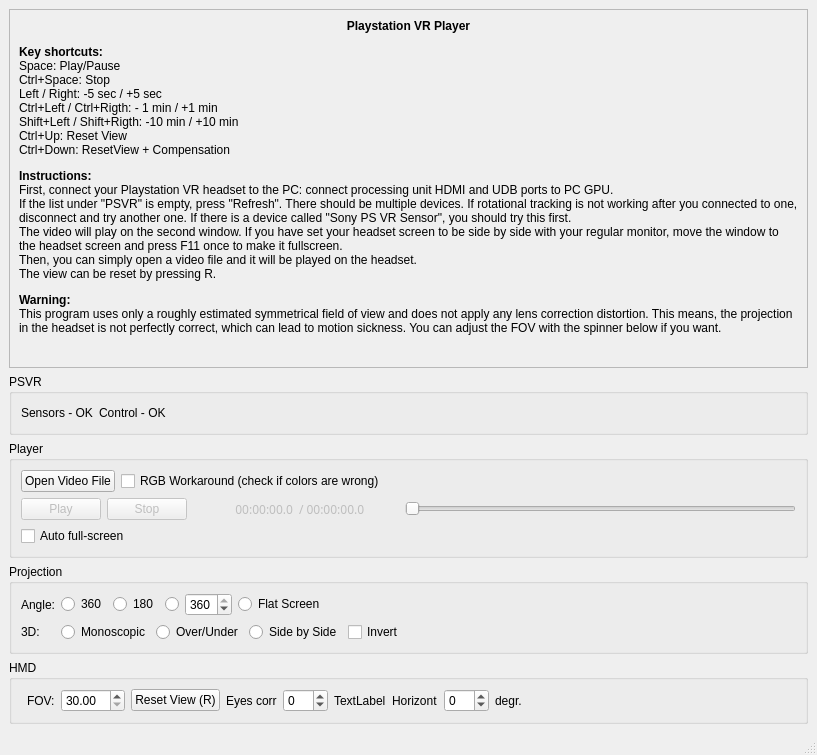
Old version of the form src/mainwindow.ui in the repository evgenykislov/psvr_player.
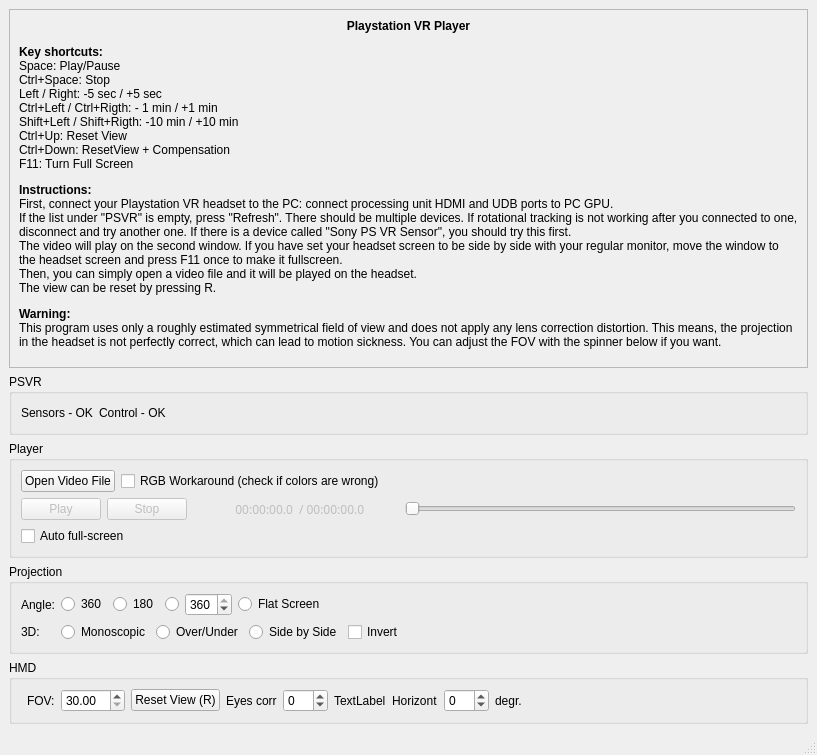
New version of the form.

Commit message: Fixes keyboard shortcuts using.

```diff
--- a/src/mainwindow.ui
+++ b/src/mainwindow.ui
@@ -26,7 +26,7 @@
          <x>0</x>
          <y>0</y>
          <width>783</width>
-         <height>454</height>
+         <height>472</height>
         </rect>
        </property>
        <layout class="QVBoxLayout" name="verticalLayout_4">
@@ -45,7 +45,7 @@
            <enum>QFrame::Plain</enum>
           </property>
           <property name="text">
-           <string>&lt;html&gt;&lt;head/&gt;&lt;body&gt;&lt;p align=&quot;center&quot;&gt;&lt;span style=&quot; font-weight:600;&quot;&gt;Playstation VR Player&lt;/span&gt;&lt;/p&gt;&lt;p&gt;&lt;span style=&quot; font-weight:600;&quot;&gt;Key shortcuts:&lt;/span&gt;&lt;br/&gt;Space: Play/Pause&lt;br/&gt;Ctrl+Space: Stop&lt;br/&gt;Left / Right: -5 sec / +5 sec&lt;br/&gt;Ctrl+Left / Ctrl+Rigth: - 1 min / +1 min&lt;br/&gt;Shift+Left / Shift+Rigth: -10 min / +10 min&lt;br/&gt;Ctrl+Up: Reset View&lt;br/&gt;Ctrl+Down: ResetView + Compensation&lt;/p&gt;&lt;p&gt;&lt;span style=&quot; font-weight:600;&quot;&gt;Instructions:&lt;br/&gt;&lt;/span&gt;First, connect your Playstation VR headset to the PC: connect processing unit HDMI and UDB ports to PC GPU.&lt;br/&gt;If the list under &amp;quot;PSVR&amp;quot; is empty, press &amp;quot;Refresh&amp;quot;. There should be multiple devices. If rotational tracking is not working after you connected to one, disconnect and try another one. If there is a device called &amp;quot;Sony PS VR Sensor&amp;quot;, you should try this first.&lt;br/&gt;The video will play on the second window. If you have set your headset screen to be side by side with your regular monitor, move the window to the headset screen and press F11 once to make it fullscreen.&lt;br/&gt;Then, you can simply open a video file and it will be played on the headset.&lt;br/&gt;The view can be reset by pressing R.&lt;/p&gt;&lt;p&gt;&lt;span style=&quot; font-weight:600;&quot;&gt;Warning:&lt;/span&gt;&lt;br/&gt;This program uses only a roughly estimated symmetrical field of view and does not apply any lens correction distortion. This means, the projection in the headset is not perfectly correct, which can lead to motion sickness. You can adjust the FOV with the spinner below if you want.&lt;/p&gt;&lt;/body&gt;&lt;/html&gt;</string>
+           <string>&lt;html&gt;&lt;head/&gt;&lt;body&gt;&lt;p align=&quot;center&quot;&gt;&lt;span style=&quot; font-weight:600;&quot;&gt;Playstation VR Player&lt;/span&gt;&lt;/p&gt;&lt;p&gt;&lt;span style=&quot; font-weight:600;&quot;&gt;Key shortcuts:&lt;/span&gt;&lt;br/&gt;Space: Play/Pause&lt;br/&gt;Ctrl+Space: Stop&lt;br/&gt;Left / Right: -5 sec / +5 sec&lt;br/&gt;Ctrl+Left / Ctrl+Rigth: - 1 min / +1 min&lt;br/&gt;Shift+Left / Shift+Rigth: -10 min / +10 min&lt;br/&gt;Ctrl+Up: Reset View&lt;br/&gt;Ctrl+Down: ResetView + Compensation&lt;br/&gt;F11: Turn Full Screen&lt;/p&gt;&lt;p&gt;&lt;span style=&quot; font-weight:600;&quot;&gt;Instructions:&lt;br/&gt;&lt;/span&gt;First, connect your Playstation VR headset to the PC: connect processing unit HDMI and UDB ports to PC GPU.&lt;br/&gt;If the list under &amp;quot;PSVR&amp;quot; is empty, press &amp;quot;Refresh&amp;quot;. There should be multiple devices. If rotational tracking is not working after you connected to one, disconnect and try another one. If there is a device called &amp;quot;Sony PS VR Sensor&amp;quot;, you should try this first.&lt;br/&gt;The video will play on the second window. If you have set your headset screen to be side by side with your regular monitor, move the window to the headset screen and press F11 once to make it fullscreen.&lt;br/&gt;Then, you can simply open a video file and it will be played on the headset.&lt;br/&gt;The view can be reset by pressing R.&lt;/p&gt;&lt;p&gt;&lt;span style=&quot; font-weight:600;&quot;&gt;Warning:&lt;/span&gt;&lt;br/&gt;This program uses only a roughly estimated symmetrical field of view and does not apply any lens correction distortion. This means, the projection in the headset is not perfectly correct, which can lead to motion sickness. You can adjust the FOV with the spinner below if you want.&lt;/p&gt;&lt;/body&gt;&lt;/html&gt;</string>
           </property>
           <property name="alignment">
            <set>Qt::AlignLeading|Qt::AlignLeft|Qt::AlignTop</set>
```
The commit also changes 8 other files.
